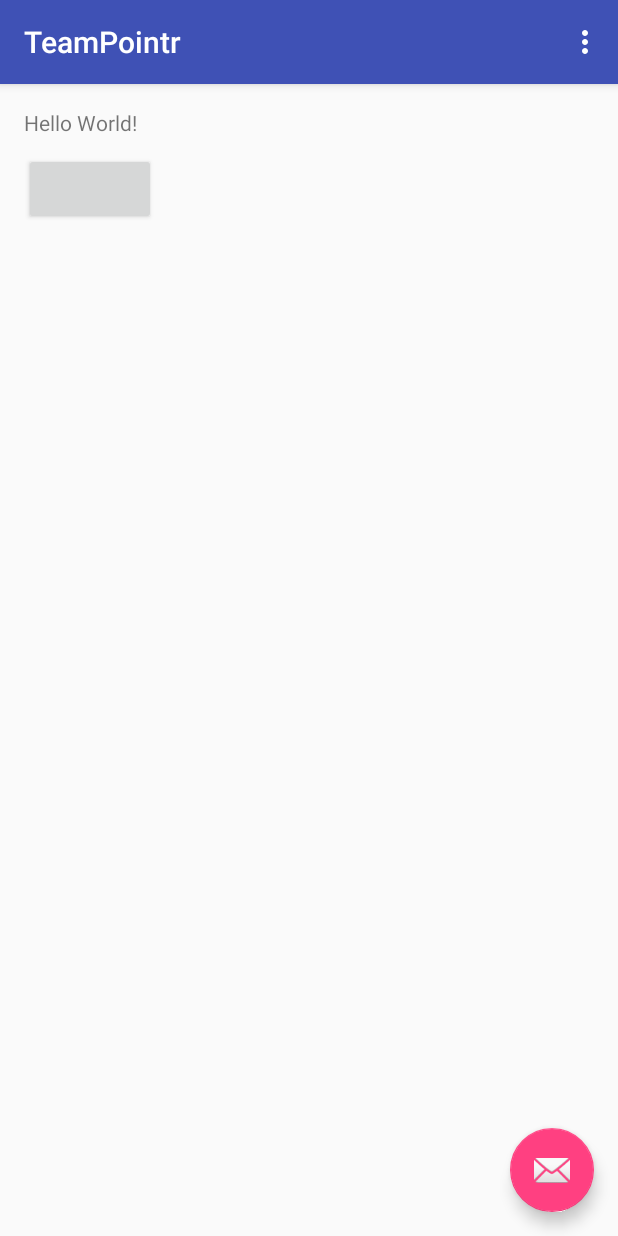
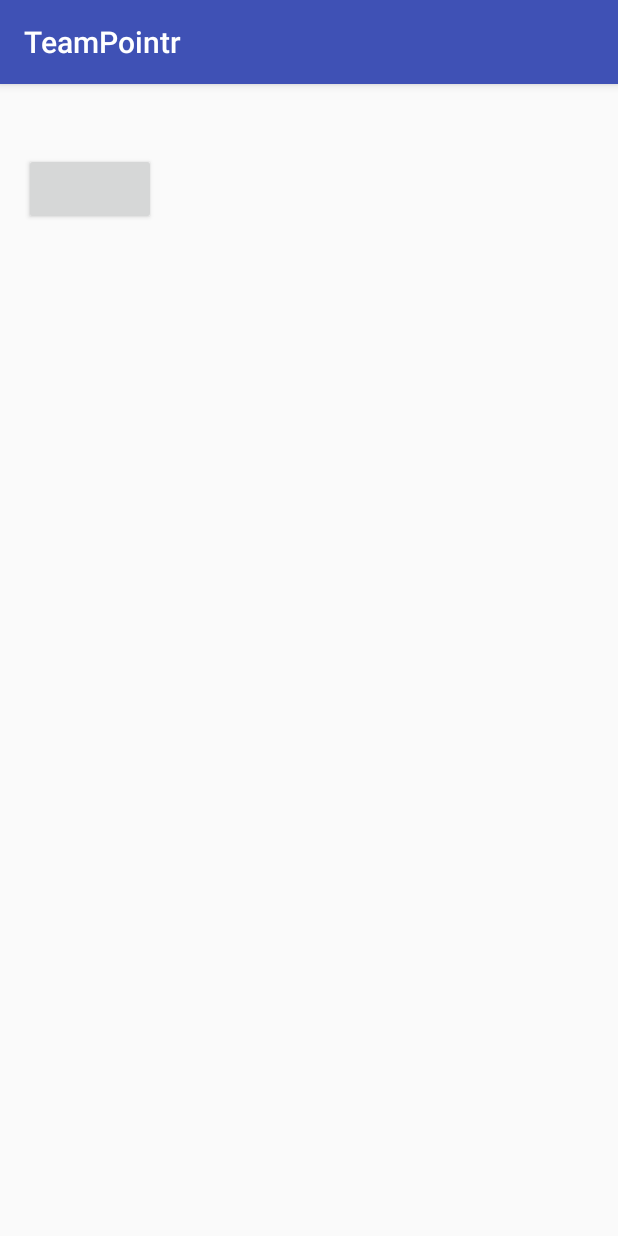
Before and after one commit to SamiNouralla/teampointr, an Android app: the screen it shows after launch (MainActivity), on a phone screen of 412 x 824 dp. Run offline under Robolectric (Android 15) with nearby library versions, the phone set to English and light mode, and no system bars; libraries missing offline, so code that uses them is left out: com.facebook, com.facebook.login; plain views replace LoginButton; 4 statements that could not run were skipped.

```diff
--- a/teampointr-android/app/src/main/java/teampointr/teampointr/MainActivity.java
+++ b/teampointr-android/app/src/main/java/teampointr/teampointr/MainActivity.java
@@ -1,11 +1,16 @@
 package teampointr.teampointr;
 
 import android.content.Context;
+import android.content.Intent;
+import android.content.pm.PackageInfo;
+import android.content.pm.PackageManager;
+import android.content.pm.Signature;
 import android.os.Bundle;
 import android.support.design.widget.FloatingActionButton;
 import android.support.design.widget.Snackbar;
 import android.support.v7.app.AppCompatActivity;
 import android.support.v7.widget.Toolbar;
+import android.util.Base64;
 import android.util.Log;
 import android.view.View;
 import android.view.Menu;
@@ -16,8 +21,12 @@ import com.facebook.CallbackManager;
 import com.facebook.FacebookCallback;
 import com.facebook.FacebookException;
 import com.facebook.FacebookSdk;
+import com.facebook.login.LoginManager;
 import com.facebook.login.LoginResult;
 import com.facebook.login.widget.LoginButton;
+
+import java.security.MessageDigest;
+import java.security.NoSuchAlgorithmException;
 
 public class MainActivity extends AppCompatActivity {
 
@@ -29,27 +38,14 @@ public class MainActivity extends AppCompatActivity {
     protected void onCreate(Bundle savedInstanceState) {
         super.onCreate(savedInstanceState);
         FacebookSdk.sdkInitialize(getApplicationContext());
+        callbackManager = CallbackManager.Factory.create();
         setContentView(R.layout.activity_main);
+
         Toolbar toolbar = (Toolbar) findViewById(R.id.toolbar);
         setSupportActionBar(toolbar);
 
-        FloatingActionButton fab = (FloatingActionButton) findViewById(R.id.fab);
-        fab.setOnClickListener(new View.OnClickListener() {
-            @Override
-            public void onClick(View view) {
-                Snackbar.make(view, "Replace with your own action", Snackbar.LENGTH_LONG)
-                        .setAction("Action", null).show();
-            }
-        });
-
-
-        callbackManager = CallbackManager.Factory.create();
-
         LoginButton loginButton = (LoginButton) findViewById(R.id.login_button);
-        loginButton.setReadPermissions("email");
-
-        // Callback registration
-        loginButton.registerCallback(callbackManager, new FacebookCallback<LoginResult>() {
+        LoginManager.getInstance().registerCallback(callbackManager, new FacebookCallback<LoginResult>() {
             @Override
             public void onSuccess(LoginResult loginResult) {
                 Log.v(TAG, "Facebook login successfully");
@@ -76,24 +72,8 @@ public class MainActivity extends AppCompatActivity {
     }
 
     @Override
-    public boolean onCreateOptionsMenu(Menu menu) {
-        // Inflate the menu; this adds items to the action bar if it is present.
-        getMenuInflater().inflate(R.menu.menu_main, menu);
-        return true;
-    }
-
-    @Override
-    public boolean onOptionsItemSelected(MenuItem item) {
-        // Handle action bar item clicks here. The action bar will
-        // automatically handle clicks on the Home/Up button, so long
-        // as you specify a parent activity in AndroidManifest.xml.
-        int id = item.getItemId();
-
-        //noinspection SimplifiableIfStatement
-        if (id == R.id.action_settings) {
-            return true;
-        }
-
-        return super.onOptionsItemSelected(item);
+    protected void onActivityResult(int requestCode, int resultCode, Intent data) {
+        super.onActivityResult(requestCode, resultCode, data);
+        callbackManager.onActivityResult(requestCode, resultCode, data);
     }
 }
--- a/teampointr-android/app/src/main/res/layout/activity_main.xml
+++ b/teampointr-android/app/src/main/res/layout/activity_main.xml
@@ -23,12 +23,4 @@
 
     <include layout="@layout/content_main" />
 
-    <android.support.design.widget.FloatingActionButton
-        android:id="@+id/fab"
-        android:layout_width="wrap_content"
-        android:layout_height="wrap_content"
-        android:layout_gravity="bottom|end"
-        android:layout_margin="@dimen/fab_margin"
-        android:src="@android:drawable/ic_dialog_email" />
-
 </android.support.design.widget.CoordinatorLayout>
--- a/teampointr-android/app/src/main/res/layout/content_main.xml
+++ b/teampointr-android/app/src/main/res/layout/content_main.xml
@@ -12,11 +12,6 @@
     tools:context="teampointr.teampointr.MainActivity"
     tools:showIn="@layout/activity_main">
 
-    <TextView
-        android:layout_width="wrap_content"
-        android:layout_height="wrap_content"
-        android:text="Hello World!" />
-
     <com.facebook.login.widget.LoginButton
         android:id="@+id/login_button"
         android:layout_width="wrap_content"
```
